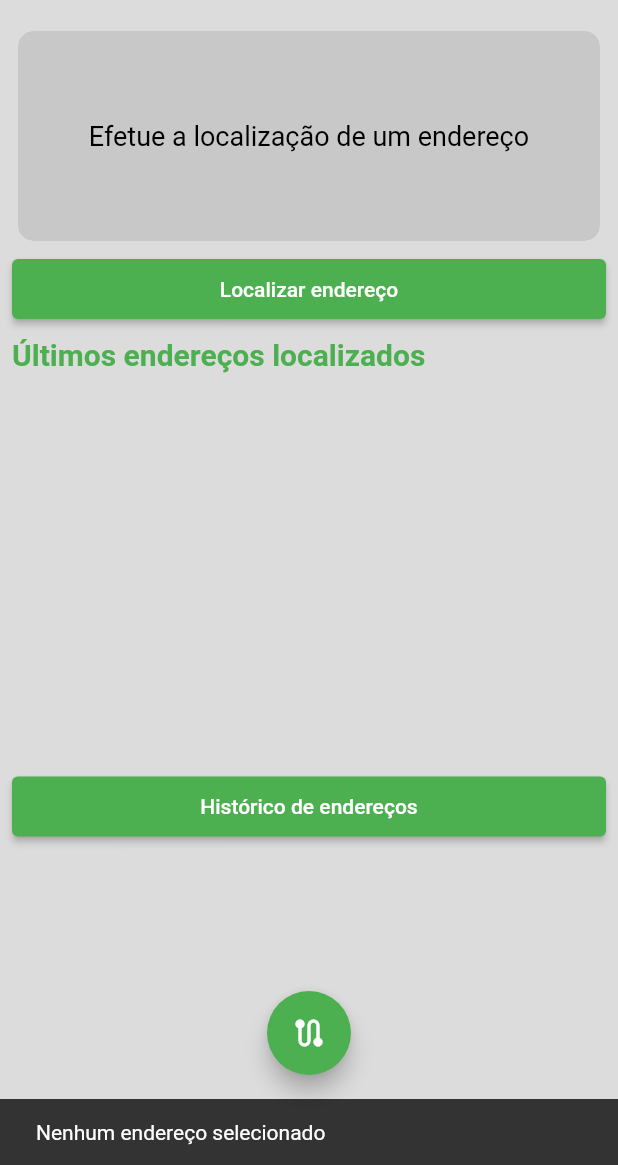
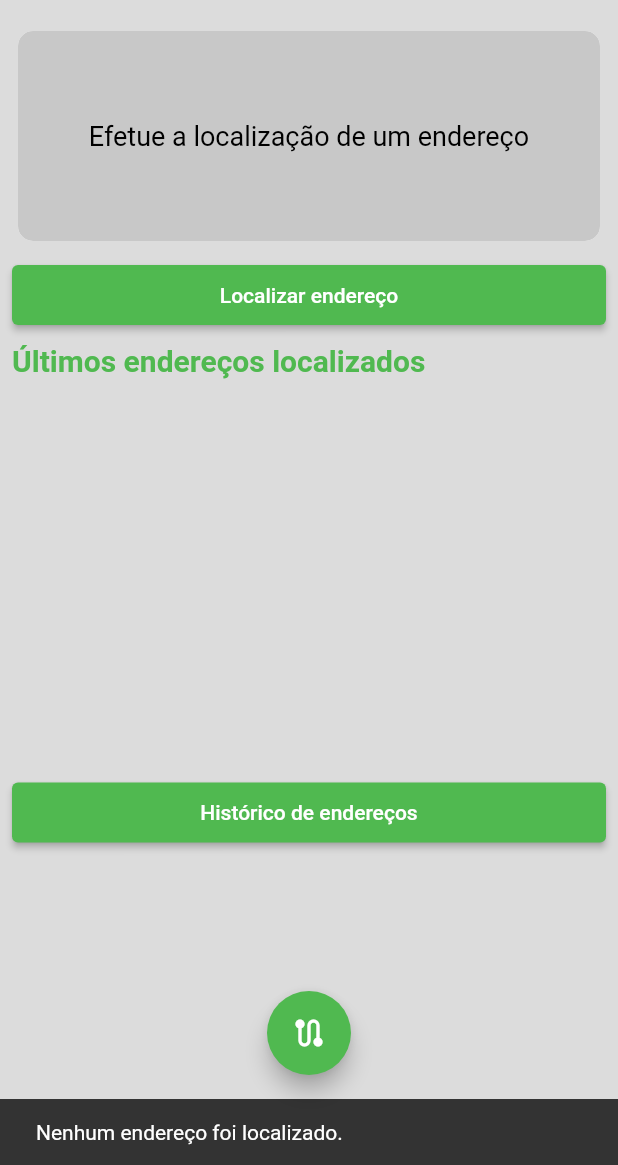
Before and after one commit to andreylpereira/FastLocationApp, a Flutter app: the screen it shows after launch, after a tap on the "route" icon, on a phone screen of 412 x 824 dp, the part 71-1236 px from its top. Run offline on Flutter 3.47's test engine with Material 2 defaults, Android fonts, the phone set to English and light mode, and no system bars; our stand-ins replace dio, flutter_mobx, geocoding, hive, hive_flutter, mobx; missing offline and left inert: map_launcher; accounts and stored records are empty; generated files the repository leaves out were written again.

Commit message:
Refatoração de codigo, criação do colors e reeorganização dos diretorios

```diff
--- a/lib/src/app_widget.dart
+++ b/lib/src/app_widget.dart
@@ -1,5 +1,5 @@
 import 'package:flutter/material.dart';
-import 'shared/routes/app_routes.dart';
+import 'routes/app_routes.dart';
 
 class AppWidget extends StatelessWidget {
   final String title;
--- /dev/null
+++ b/lib/src/http/http_client.dart
@@ -0,0 +1,10 @@
+import 'package:dio/dio.dart';
+
+class HttpClient {
+  final Dio dio;
+
+  HttpClient() : dio = Dio() {
+
+    dio.options.baseUrl = 'https://viacep.com.br/ws/';
+  }
+}
--- a/lib/src/modules/home/components/card_widget.dart
+++ b/lib/src/modules/home/components/card_widget.dart
@@ -1,3 +1,4 @@
+import 'package:fast_location_app/src/shared/colors/app_colors.dart';
 import 'package:flutter/material.dart';
 
 class CardWidget extends StatelessWidget {
@@ -31,9 +32,9 @@ class CardWidget extends StatelessWidget {
           borderRadius: BorderRadius.circular(10),
           border: Border.all(
             width: 2,
-            color: Color.fromARGB(255, 200, 200, 200),
+            color: AppColors.cardBackgroundColor,
           ),
-          color: Color.fromARGB(255, 200, 200, 200),
+          color: AppColors.cardBackgroundColor,
         ),
         child: Center(
           child: cep != null
@@ -47,7 +48,7 @@ class CardWidget extends StatelessWidget {
                           style: TextStyle(
                               fontSize: 24,
                               fontWeight: FontWeight.bold,
-                              color: Colors.green),
+                              color: AppColors.primaryColor),
                           textAlign: TextAlign.center),
                     ),
                     Text('CEP: $cep', style: TextStyle(fontSize: 16)),
@@ -63,7 +64,7 @@ class CardWidget extends StatelessWidget {
                 )
               : Text(
                   'Efetue a localização de um endereço',
-                  style: TextStyle(fontSize: 18, color: Colors.black),
+                  style: TextStyle(fontSize: 18, color: AppColors.textColor),
                   textAlign: TextAlign.center,
                 ),
         ),
--- a/lib/src/modules/home/components/home_appbar.dart
+++ b/lib/src/modules/home/components/home_appbar.dart
@@ -1,3 +1,4 @@
+import 'package:fast_location_app/src/shared/colors/app_colors.dart';
 import 'package:flutter/material.dart';
 
 class HomeAppBar extends StatelessWidget implements PreferredSizeWidget {
@@ -11,24 +12,24 @@ class HomeAppBar extends StatelessWidget implements PreferredSizeWidget {
   @override
   Widget build(BuildContext context) {
     return AppBar(
-      backgroundColor: Color.fromARGB(255, 220, 220, 220),
+      backgroundColor: AppColors.backgroundColor,
       elevation: 0,
       title: Row(
         mainAxisAlignment: MainAxisAlignment.center,
         children: [
-          Icon(Icons.arrow_back, color: Colors.green),
+          Icon(Icons.arrow_back, color: AppColors.primaryColor),
           SizedBox(width: 8.0),
           Text(
             'Fast Location App',
             textAlign: TextAlign.center,
             style: TextStyle(
-              color: Colors.green,
+              color: AppColors.primaryColor,
               fontSize: 32,
               fontWeight: FontWeight.bold,
             ),
           ),
           SizedBox(width: 8.0),
-          Icon(Icons.arrow_forward, color: Colors.green),
+          Icon(Icons.arrow_forward, color: AppColors.primaryColor),
         ],
       ),
     );
--- a/lib/src/modules/home/controller/cep_controller.dart
+++ b/lib/src/modules/home/controller/cep_controller.dart
@@ -1,25 +1,36 @@
 import 'package:fast_location_app/src/modules/home/model/cep_model.dart';
 import 'package:fast_location_app/src/modules/home/repositories/cep_repository.dart';
-import 'package:fast_location_app/src/modules/home/store/cep_store.dart';
+import 'package:fast_location_app/src/modules/home/repositories/cep_local_repository.dart';
 import 'package:geocoding/geocoding.dart';
 import 'package:map_launcher/map_launcher.dart';
+import 'package:mobx/mobx.dart';
 
-class CEPController {
+
+
+part 'cep_controller.g.dart';
+
+class CEPController = _CEPController with _$CEPController;
+
+abstract class _CEPController with Store {
   final CEPRepository cepRepository;
-  final CEPStore cepStore;
+  final CEPLocalRepository cepLocalRepository;
 
-  CEPController(this.cepRepository, this.cepStore);
+  _CEPController(this.cepRepository, this.cepLocalRepository);
 
+  @observable
+  ObservableList<CEPModel> ceps = ObservableList<CEPModel>();
+
+  @action
   Future<void> loadCEPs() async {
-    await cepStore.loadCEPs();
+    await cepLocalRepository.loadCEPs();
+    ceps.clear();
+    ceps.addAll(cepLocalRepository.cepList);
   }
 
+  @action
   Future<void> saveCEP(CEPModel cep) async {
-    await cepStore.saveCEP(cep);
-  }
-
-  Future<CEPModel> buscarCEP(String cep) async {
-    return await cepRepository.buscarCEP(cep);
+    await cepLocalRepository.saveCEP(cep);
+    ceps.add(cep);
   }
 
   Future<void> openMaps(CEPModel cepModel) async {
--- a/lib/src/modules/home/page/home_page.dart
+++ b/lib/src/modules/home/page/home_page.dart
@@ -1,18 +1,20 @@
+import 'package:fast_location_app/src/shared/components/list_widget_history.dart';
+import 'package:flutter/material.dart';
+import 'package:flutter_mobx/flutter_mobx.dart';
 import 'package:fast_location_app/src/modules/home/components/home_appbar.dart';
 import 'package:fast_location_app/src/modules/home/repositories/cep_repository.dart';
-import 'package:fast_location_app/src/services/cep_service.dart';
-import 'package:fast_location_app/src/shared/http/http_client.dart';
-import 'package:flutter/material.dart';
+
+import 'package:fast_location_app/src/shared/colors/app_colors.dart';
+import 'package:fast_location_app/src/modules/home/repositories/cep_local_repository.dart';
+import 'package:fast_location_app/src/http/http_client.dart';
+import 'package:fast_location_app/src/shared/storage/cep_store.dart';
 import 'package:fast_location_app/src/modules/home/controller/cep_controller.dart';
-import 'package:fast_location_app/src/modules/home/store/cep_store.dart';
-import 'package:fast_location_app/src/shared/routes/app_routes.dart';
+import 'package:fast_location_app/src/routes/app_routes.dart';
 import 'package:fast_location_app/src/modules/home/model/cep_model.dart';
-import 'package:flutter_mobx/flutter_mobx.dart';
 import 'package:fast_location_app/src/modules/home/components/card_widget.dart';
-
-import 'package:fast_location_app/src/shared/components/list_widget_history.dart';
 import 'package:fast_location_app/src/modules/home/components/modal_form.dart';
 import 'package:hive/hive.dart';
+import 'package:fast_location_app/src/modules/home/service/cep_service.dart';
 
 class HomePage extends StatefulWidget {
   @override
@@ -25,26 +27,27 @@ class HomePageState extends State<HomePage> {
   bool isLoading = false;
 
   @override
- void initState() {
+  void initState() {
     super.initState();
     final Box<String> box = Hive.box<String>('cepBox');
     final cepStore = CEPStore(box);
     final cepService = CEPService(HttpClient());
+
     final cepRepository = CEPRepository(cepService);
+    final cepLocalRepository = CEPLocalRepository(cepStore);
 
-    cepController = CEPController(cepRepository, cepStore);
+    cepController = CEPController(cepRepository, cepLocalRepository);
     cepController.loadCEPs();
   }
 
-  Future<void> _searchAdress() async {
+  Future<void> _searchAddress() async {
     final cepData = await ModalForm.show(context, cepController);
     if (cepData != null) {
       setState(() {
         isLoading = true;
       });
 
-      await Future.delayed(
-          Duration(seconds: 1));
+      await Future.delayed(Duration(seconds: 1));
 
       setState(() {
         cepModel = cepData;
@@ -67,7 +70,7 @@ class HomePageState extends State<HomePage> {
       });
     } else {
       ScaffoldMessenger.of(context).showSnackBar(
-        SnackBar(content: Text("Nenhum endereço selecionado")),
+        SnackBar(content: Text("Nenhum endereço foi localizado.")),
       );
       setState(() {
         isLoading = false;
@@ -76,16 +79,7 @@ class HomePageState extends State<HomePage> {
   }
 
   Future<void> _openHistory() async {
-    setState(() {
-      isLoading = true;
-    });
-
-    await Future.delayed(Duration(seconds: 1));
-
     Navigator.pushNamed(context, AppRoutes.history);
-    setState(() {
-      isLoading = false;
-    });
   }
 
   @override
@@ -95,8 +89,7 @@ class HomePageState extends State<HomePage> {
       body: Stack(
         children: [
           Container(
-            decoration:
-                BoxDecoration(color: Color.fromARGB(255, 220, 220, 220)),
+            decoration: BoxDecoration(color: AppColors.backgroundColor),
             padding: const EdgeInsets.all(8.0),
             child: Column(
               crossAxisAlignment: CrossAxisAlignment.stretch,
@@ -113,38 +106,35 @@ class HomePageState extends State<HomePage> {
                     );
                   },
                 ),
-                SizedBox(height: 4.0),
+                SizedBox(height: 8.0),
                 ElevatedButton(
                   style: ElevatedButton.styleFrom(
-                    primary: Colors.green,
-                    onPrimary: Colors.white,
-                    padding:
-                        EdgeInsets.symmetric(horizontal: 16.0, vertical: 12.0),
+                    primary: AppColors.primaryColor,
+                    onPrimary: AppColors.secondaryColor,
+                    padding: EdgeInsets.symmetric(horizontal: 16.0, vertical: 12.0),
                   ),
-                  onPressed: _searchAdress,
+                  onPressed: _searchAddress,
                   child: Text('Localizar endereço'),
                 ),
                 SizedBox(height: 8.0),
                 Text(
                   'Últimos endereços localizados',
                   style: TextStyle(
-                    color: Colors.green,
+                    color: AppColors.primaryColor,
                     fontSize: 20,
                     fontWeight: FontWeight.bold,
                   ),
                 ),
                 SizedBox(height: 8.0),
                 Observer(
-                  builder: (_) => ListWidgetHistory(
-                      history: cepController.cepStore.cepList),
+                  builder: (_) => ListWidgetHistory(history: cepController.cepLocalRepository.cepList),
                 ),
                 SizedBox(height: 8.0),
                 ElevatedButton(
                   style: ElevatedButton.styleFrom(
-                    primary: Colors.green,
-                    onPrimary: Colors.white,
-                    padding:
-                        EdgeInsets.symmetric(horizontal: 16.0, vertical: 12.0),
+                    primary: AppColors.primaryColor,
+                    onPrimary: AppColors.secondaryColor,
+                    padding: EdgeInsets.symmetric(horizontal: 16.0, vertical: 12.0),
                   ),
                   onPressed: _openHistory,
                   child: Text('Histórico de endereços'),
@@ -154,12 +144,10 @@ class HomePageState extends State<HomePage> {
           ),
           if (isLoading)
             Container(
-              color:
-                  Colors.white.withOpacity(0.8),
+              color: AppColors.secondaryColor.withOpacity(0.8),
               child: Center(
                 child: CircularProgressIndicator(
-                  valueColor: AlwaysStoppedAnimation<Color>(
-                      Colors.green),
+                  valueColor: AlwaysStoppedAnimation<Color>(AppColors.primaryColor),
                 ),
               ),
             ),
@@ -168,7 +156,7 @@ class HomePageState extends State<HomePage> {
       floatingActionButton: Padding(
         padding: const EdgeInsets.only(bottom: 0.0),
         child: FloatingActionButton(
-          backgroundColor: Colors.green,
+          backgroundColor: AppColors.primaryColor,
           onPressed: _openMaps,
           child: Icon(Icons.route),
         ),
--- /dev/null
+++ b/lib/src/modules/home/repositories/cep_local_repository.dart
@@ -0,0 +1,24 @@
+import 'package:fast_location_app/src/modules/home/model/cep_model.dart';
+import 'package:fast_location_app/src/shared/storage/cep_store.dart';
+import 'package:mobx/mobx.dart';
+
+class CEPLocalRepository with Store {
+  final CEPStore cepStore;
+
+  CEPLocalRepository(this.cepStore);
+
+  @observable
+  ObservableList<CEPModel> cepList = ObservableList<CEPModel>();
+
+  @action
+  Future<void> loadCEPs() async {
+    await cepStore.loadCEPs();
+    cepList.clear();
+    cepList.addAll(cepStore.cepList);
+  }
+
+  @action
+  Future<void> saveCEP(CEPModel cep) async {
+    await cepStore.saveCEP(cep);
+  }
+}
--- a/lib/src/services/cep_service.dart
+++ b/lib/src/modules/home/service/cep_service.dart
@@ -1,12 +1,13 @@
 import 'package:fast_location_app/src/modules/home/model/cep_model.dart';
-import '../shared/http/http_client.dart';
+import 'package:fast_location_app/src/http/http_client.dart';
+
 
 class CEPService {
   final HttpClient httpClient;
 
   CEPService(this.httpClient);
 
-  Future<CEPModel> buscarCEP(String cep) async {
+  Future<CEPModel> getCEP(String cep) async {
     try {
       final response = await httpClient.dio.get('$cep/json/');
       return CEPModel.fromJson(response.data);
--- a/lib/src/modules/initial/page/splash_screen.dart
+++ b/lib/src/modules/initial/page/splash_screen.dart
@@ -1,4 +1,5 @@
 import 'package:fast_location_app/src/modules/home/page/home_page.dart';
+import 'package:fast_location_app/src/shared/colors/app_colors.dart';
 import 'package:flutter/material.dart';
 
 class SplashScreen extends StatelessWidget {
@@ -12,18 +13,18 @@ class SplashScreen extends StatelessWidget {
     });
 
     return Scaffold(
-      backgroundColor: Colors.green,
+      backgroundColor: AppColors.primaryColor,
       body: Center(
         child: Column(
           mainAxisAlignment: MainAxisAlignment.center,
           children: [
             CircularProgressIndicator(
-              valueColor: AlwaysStoppedAnimation<Color>(Colors.white),
+              valueColor: AlwaysStoppedAnimation<Color>(AppColors.secondaryColor),
             ),
             SizedBox(height: 20),
             Text(
               'Carregando...',
-              style: TextStyle(color: Colors.white, fontSize: 24),
+              style: TextStyle(color: AppColors.primaryColor, fontSize: 24),
             ),
           ],
         ),
--- /dev/null
+++ b/lib/src/routes/app_routes.dart
@@ -0,0 +1,29 @@
+import 'package:fast_location_app/src/modules/history/page/history_page.dart';
+import 'package:fast_location_app/src/modules/home/page/home_page.dart';
+import 'package:fast_location_app/src/modules/initial/page/splash_screen.dart';
+import 'package:flutter/material.dart';
+
+class AppRoutes {
+  static const String home = '/';
+  static const String history = '/history';
+  static const String splash = '/splash';
+
+  static Route<dynamic> generateRoute(RouteSettings settings) {
+    switch (settings.name) {
+      case home:
+        return MaterialPageRoute(builder: (_) => HomePage());
+      case history:
+        return MaterialPageRoute(builder: (_) => HistoryPage());
+      case splash:
+        return MaterialPageRoute(builder: (_) => SplashScreen());
+      default:
+        return MaterialPageRoute(
+          builder: (_) => Scaffold(
+            body: Center(
+              child: Text('Página não encontrada'),
+            ),
+          ),
+        );
+    }
+  }
+}
--- /dev/null
+++ b/lib/src/shared/colors/app_colors.dart
@@ -0,0 +1,10 @@
+import 'package:flutter/material.dart';
+
+class AppColors {
+  static const Color primaryColor = Color.fromARGB(255, 80, 185, 80);
+  static const Color secondaryColor = Colors.white;
+  static const Color cardBackgroundColor = Color.fromARGB(255, 200, 200, 200);
+  static const Color textColor = Colors.black;
+  static const Color textGreyColor = Colors.black45;
+  static const Color backgroundColor = Color.fromARGB(255, 220, 220, 220);
+}
--- a/lib/src/modules/home/store/cep_store.dart
+++ b/lib/src/shared/storage/cep_store.dart
@@ -30,5 +30,4 @@ abstract class _CEPStore with Store {
     cepList.add(cep);
     await box.put('cepList', jsonEncode(cepList.map((e) => e.toJson()).toList()));
   }
-
 }
```
Also changed, not shown: lib/src/modules/history/controller/history_controller.dart (added, +23 -0 lines), lib/src/modules/history/page/history_page.dart (+16 -13 lines), lib/src/modules/home/components/modal_form.dart (+6 -5 lines), lib/src/modules/home/repositories/cep_repository.dart (+4 -3 lines), lib/src/shared/components/list_widget_history.dart (+5 -4 lines), lib/src/modules/history/controller/history_controller.g.dart (added), lib/src/modules/home/controller/cep_controller.g.dart (added), lib/src/shared/storage/cep_store.g.dart (renamed from lib/src/modules/home/store/cep_store.g.dart).
